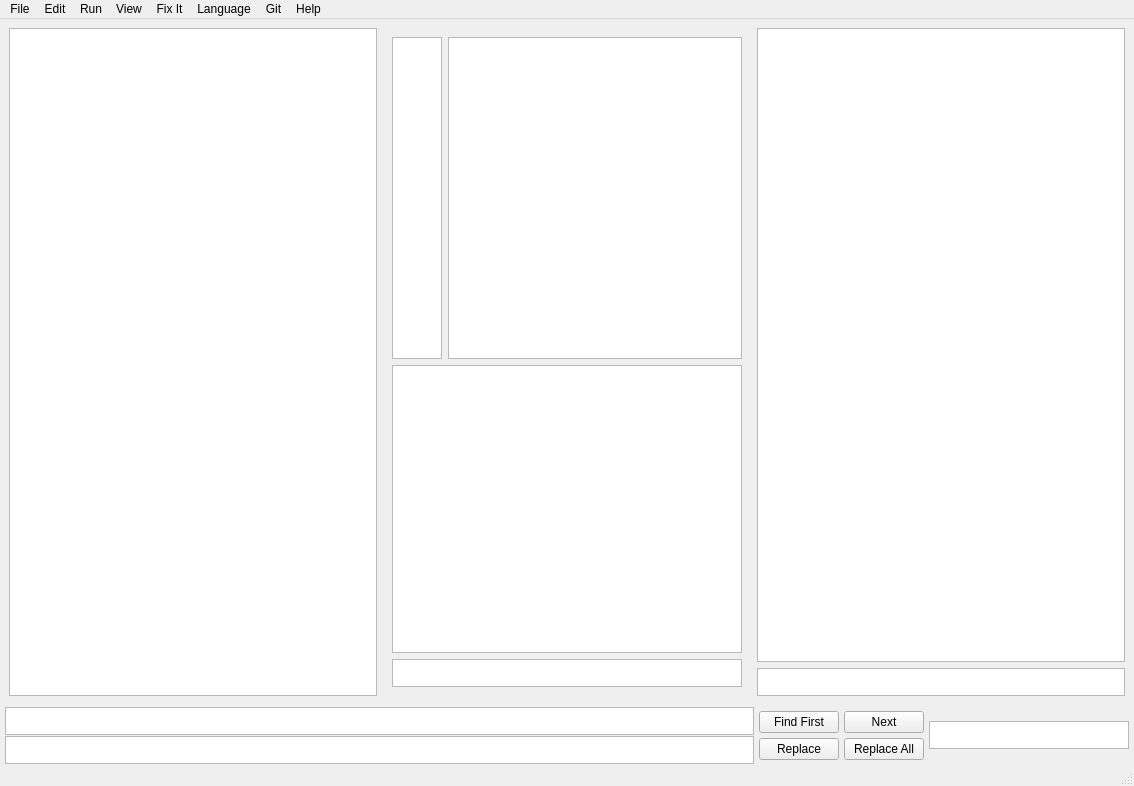
Qt form mainwindow.ui (AdamJosephMather/CodeWizard) before a commit.
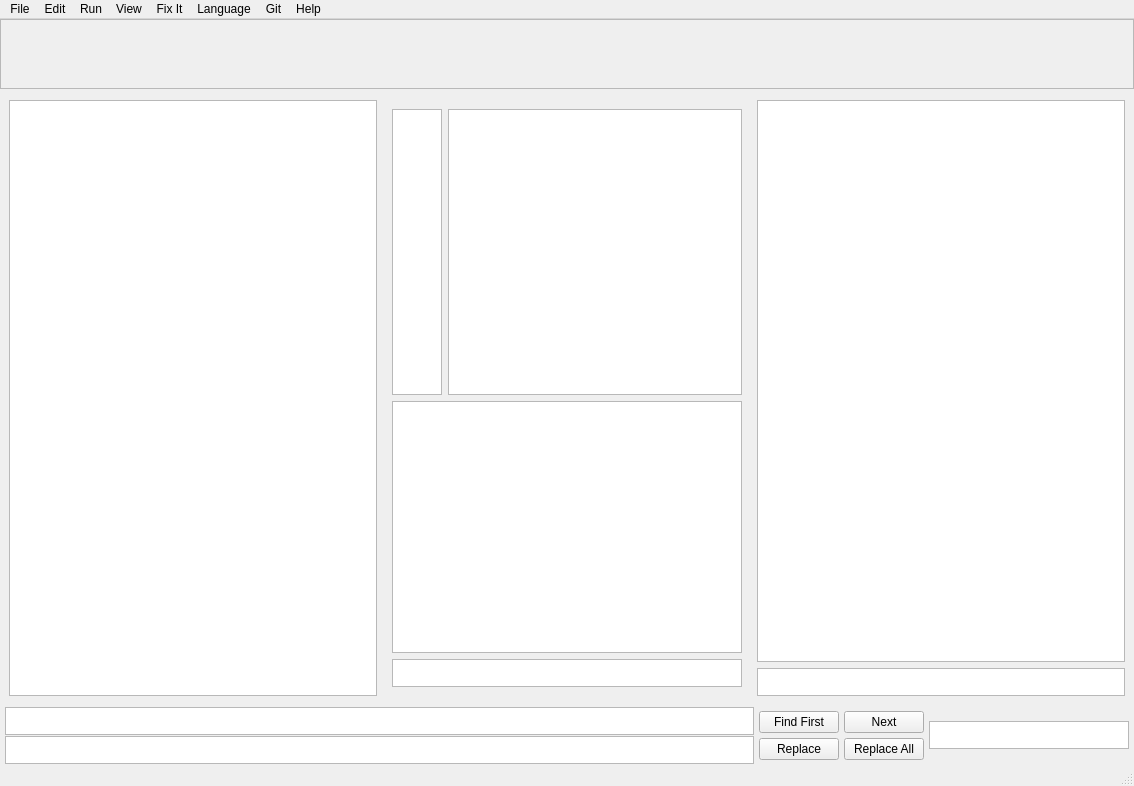
The same form after that commit. Custom widgets are drawn as their Qt base class.

```diff
--- a/mainwindow.ui
+++ b/mainwindow.ui
@@ -41,6 +41,35 @@
       <property name="spacing">
        <number>2</number>
       </property>
+      <item>
+       <widget class="customHorizontalScrollArea" name="scrollArea">
+        <property name="sizePolicy">
+         <sizepolicy hsizetype="Expanding" vsizetype="Minimum">
+          <horstretch>0</horstretch>
+          <verstretch>0</verstretch>
+         </sizepolicy>
+        </property>
+        <property name="widgetResizable">
+         <bool>true</bool>
+        </property>
+        <widget class="QWidget" name="scrollAreaWidgetContents">
+         <property name="geometry">
+          <rect>
+           <x>0</x>
+           <y>0</y>
+           <width>1130</width>
+           <height>68</height>
+          </rect>
+         </property>
+         <property name="sizePolicy">
+          <sizepolicy hsizetype="Expanding" vsizetype="Minimum">
+           <horstretch>0</horstretch>
+           <verstretch>0</verstretch>
+          </sizepolicy>
+         </property>
+        </widget>
+       </widget>
+      </item>
       <item>
        <widget class="QWidget" name="horizontalLayout_4" native="true">
         <layout class="QHBoxLayout" name="horizontalLayout_3">
@@ -1130,6 +1159,12 @@
    <extends>QTextEdit</extends>
    <header>mytextedit.h</header>
   </customwidget>
+  <customwidget>
+   <class>customHorizontalScrollArea</class>
+   <extends>QScrollArea</extends>
+   <header>customhorizontalscrollarea.h</header>
+   <container>1</container>
+  </customwidget>
  </customwidgets>
  <resources/>
  <connections/>
```
Left out of the diff: 9 changed lines with no effect on the pictures.
